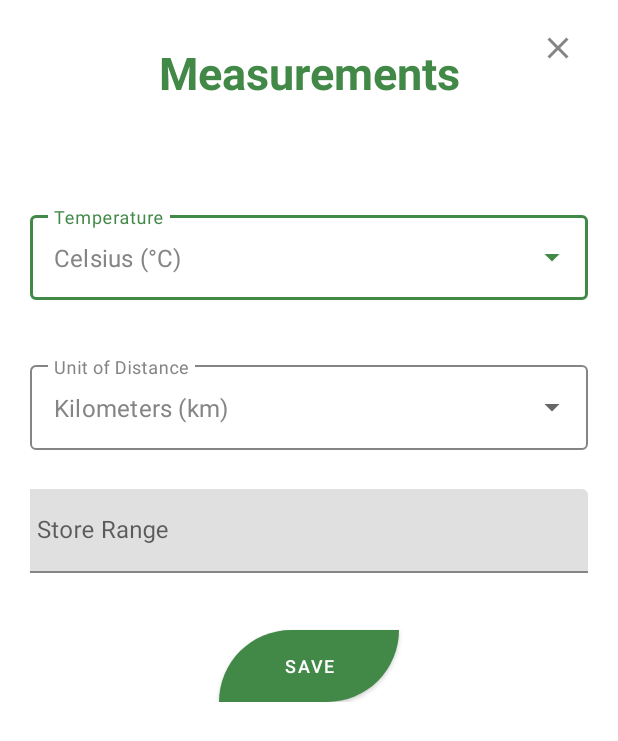
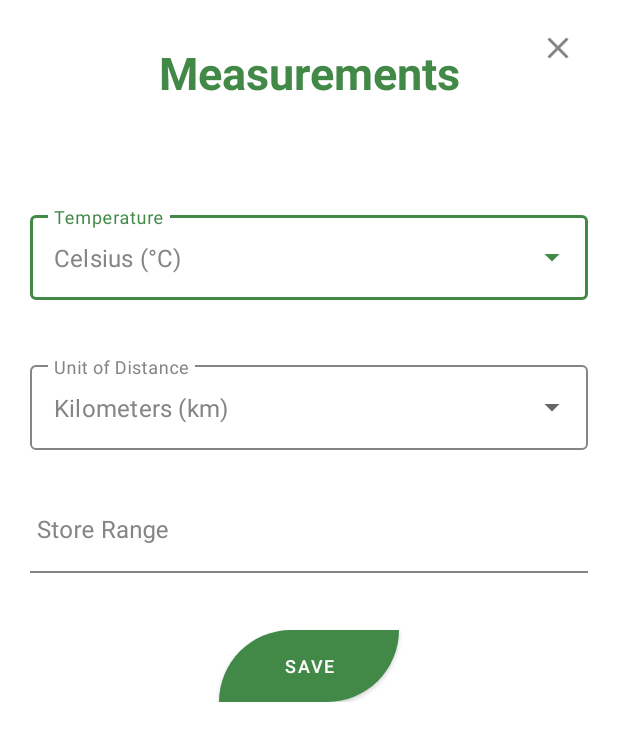
Before and after one commit to Ethan-Stander/OPSC7312Part1ES_SVD_SR_LD, an Android app built with Jetpack Compose: the layout fragment_measurement_popup.xml on its own in the app's theme, with its tools: preview values and no code run, on a phone screen of 412 x 824 dp. Shown: the top 741 px of the screen. Run offline under Robolectric (Android 15) with nearby library versions, the phone set to English and light mode, and no system bars.

Commit message:
Added dark theme to most pages

```diff
--- a/app/src/main/java/com/example/opsc7312part1/GoogleLogin.kt
+++ b/app/src/main/java/com/example/opsc7312part1/GoogleLogin.kt
@@ -59,8 +59,7 @@ class GoogleLogin : AppCompatActivity() {
         val sharedPreferences = getSharedPreferences("AppSettings", Context.MODE_PRIVATE)
         val selectedTheme = sharedPreferences.getString("theme", "Light Mode")
         // Apply the selected theme
-        val themeId = if (selectedTheme == "Light Mode") AppCompatDelegate.MODE_NIGHT_NO else AppCompatDelegate.MODE_NIGHT_YES
-        AppCompatDelegate.setDefaultNightMode(themeId)
+        val themeId = if (selectedTheme == "Light Mode") R.style.Theme_LoginPage else R.style.Theme_LoginPage_Dark
         setTheme(themeId)
 
         super.onCreate(savedInstanceState)
--- a/app/src/main/res/layout/activity_fragment_testing.xml
+++ b/app/src/main/res/layout/activity_fragment_testing.xml
@@ -31,6 +31,7 @@
     android:fitsSystemWindows="true"
     android:background="@color/dark_green"
     app:itemTextColor="@color/white"
-    app:itemIconTint="@color/light_green" />
+    app:itemIconTint="@color/light_green"
+    app:subheaderColor="@color/sub_header_color"/>
 
 </androidx.drawerlayout.widget.DrawerLayout>
--- a/app/src/main/res/layout/activity_google_login.xml
+++ b/app/src/main/res/layout/activity_google_login.xml
@@ -93,7 +93,7 @@
         android:layout_width="wrap_content"
         android:layout_height="wrap_content"
         android:layout_marginTop="500dp"
-        android:backgroundTint="@color/SkipButton"
+        android:backgroundTint="@color/black"
         android:drawableEnd="@drawable/ic_logout"
         android:drawableTint="@color/light_green"
         android:text="Skip Sign In"
--- a/app/src/main/res/layout/fragment_measurement_popup.xml
+++ b/app/src/main/res/layout/fragment_measurement_popup.xml
@@ -119,6 +119,7 @@
             <!--[STORE RANGE]-->
             <com.google.android.material.textfield.TextInputLayout
                 android:id="@+id/textInputLayoutStoreRange"
+                android:theme="@style/GreenTextBoxCursor"
                 android:layout_width="match_parent"
                 android:layout_height="wrap_content"
                 android:layout_marginTop="220dp"
@@ -129,8 +130,9 @@
                 app:layout_constraintTop_toTopOf="parent"
                 app:layout_constraintVertical_bias="0.5"
                 android:hint="Store Range"
-                app:hintTextColor="@color/light_grey"
+                app:hintTextColor="@color/dark_green"
                 app:boxStrokeColor="@color/dark_green"
+                android:textColorHint="@color/light_grey"
                 android:paddingLeft="-12dp">
 
                 <com.google.android.material.textfield.TextInputEditText
@@ -138,7 +140,8 @@
                     android:layout_height="match_parent"
                     android:textColor="@color/light_grey"
                     android:inputType="numberDecimal"
-                    android:id="@+id/tvMaxStoreRange"/>
+                    android:id="@+id/tvMaxStoreRange"
+                    android:background="@color/transparent"/>
 
             </com.google.android.material.textfield.TextInputLayout>
 
--- a/app/src/main/res/values/colors.xml
+++ b/app/src/main/res/values/colors.xml
@@ -7,10 +7,12 @@
     <color name="teal_700">#FF018786</color>
     <color name="black">#FF000000</color>
     <color name="white">#FFFFFFFF</color>
-    <color name="grey">#282828</color>
+    <color name="dark_grey">#282828</color>
     <color name="light_grey">#858585</color>
     <color name="settings_grey">#D9D9D9</color>
     <color name="red">#CC3C3C</color>
+    <color name="grey">#0D1B0E</color>
+    <color name="darker_green">#234725</color>
     <color name="dark_green">#428948</color>
     <color name="green">#6FC276</color>
     <color name="light_green">#7EE38B</color>
```
Also changed, not shown: app/src/main/res/layout/fragment_settings.xml (+9 -6 lines), app/src/main/res/values-night/themes.xml (+10 -19 lines), app/src/main/res/values/themes.xml (+15 -1 lines).
